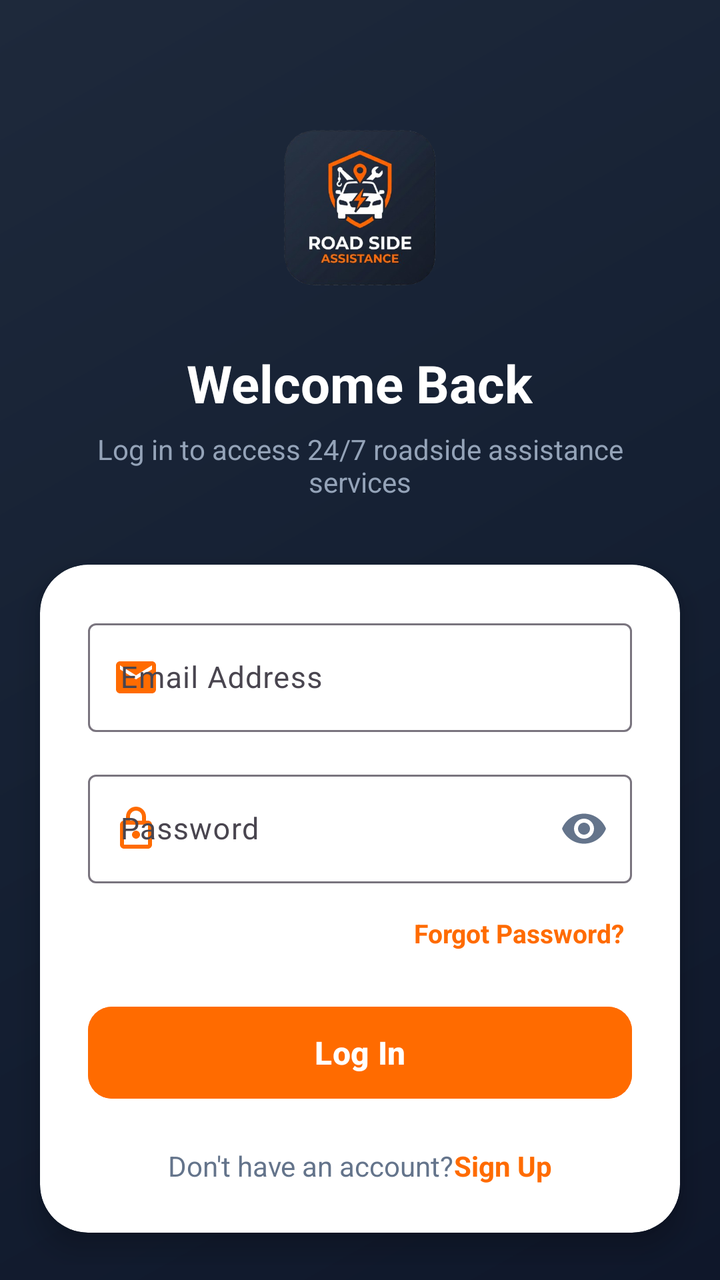
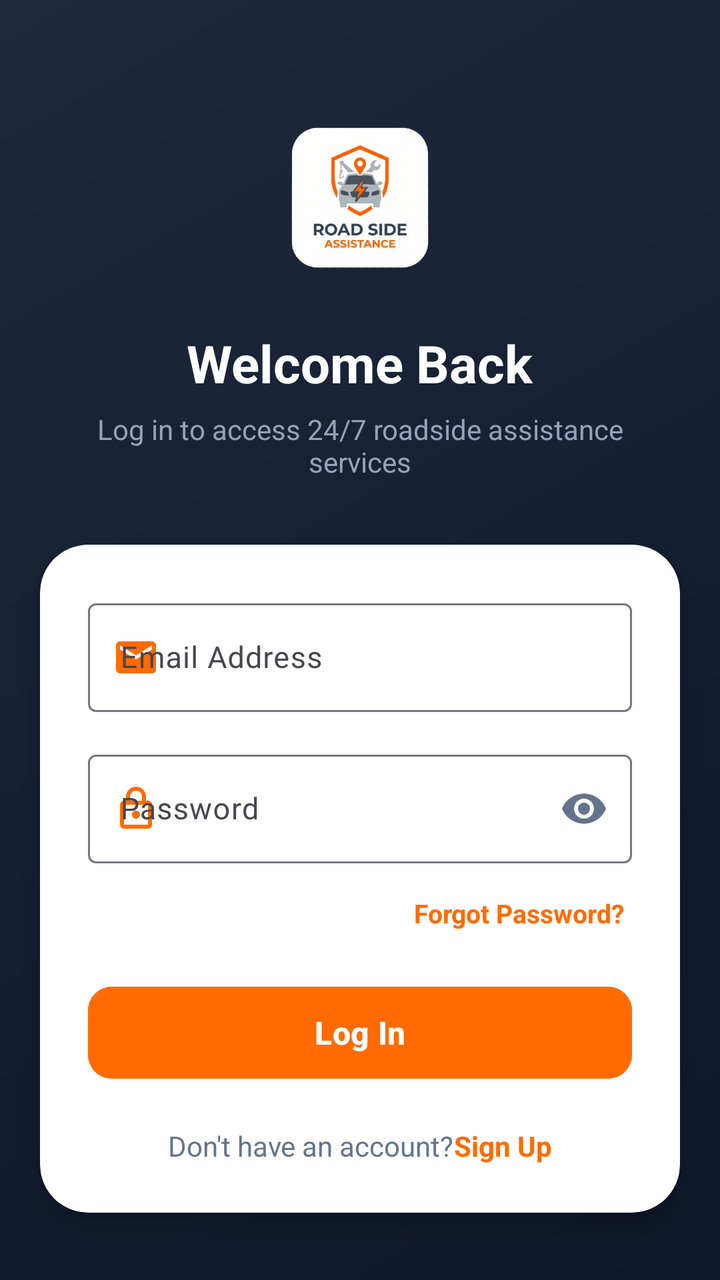

An Android layout rendered at two revisions. The XML below is the earlier revision; the diff shows what the commit changed to produce the second picture.
<!-- AndroidManifest.xml: application theme Theme.RoadSideAssistance -->
<!-- res/layout/activity_login.xml -->
<?xml version="1.0" encoding="utf-8"?>
<androidx.coordinatorlayout.widget.CoordinatorLayout xmlns:android="http://schemas.android.com/apk/res/android"
    xmlns:app="http://schemas.android.com/apk/res-auto"
    xmlns:tools="http://schemas.android.com/tools"
    android:id="@+id/main"
    android:layout_width="match_parent"
    android:layout_height="match_parent"
    android:background="@drawable/splash_bg_gradient"
    tools:context=".LoginActivity">

    <androidx.core.widget.NestedScrollView
        android:layout_width="match_parent"
        android:layout_height="match_parent"
        android:fillViewport="true">

        <LinearLayout
            android:layout_width="match_parent"
            android:layout_height="wrap_content"
            android:orientation="vertical"
            android:paddingBottom="32dp">

            
            <LinearLayout
                android:layout_width="match_parent"
                android:layout_height="wrap_content"
                android:gravity="center"
                android:orientation="vertical"
                android:paddingStart="24dp"
                android:paddingTop="48dp"
                android:paddingEnd="24dp"
                android:paddingBottom="24dp">

                <ImageView
                    android:id="@+id/imgLogo"
                    android:layout_width="110dp"
                    android:layout_height="110dp"
                    android:adjustViewBounds="true"
                    android:contentDescription="@string/app_name"
                    android:scaleType="fitCenter"
                    android:src="@drawable/logo" />

                <TextView
                    android:layout_width="wrap_content"
                    android:layout_height="wrap_content"
                    android:layout_marginTop="16dp"
                    android:text="@string/title_login"
                    android:textColor="@color/text_white"
                    android:textSize="26sp"
                    android:textStyle="bold" />

                <TextView
                    android:layout_width="wrap_content"
                    android:layout_height="wrap_content"
                    android:layout_marginTop="6dp"
                    android:gravity="center"
                    android:text="@string/subtitle_login"
                    android:textColor="@color/text_muted"
                    android:textSize="14sp" />

            </LinearLayout>

            
            <com.google.android.material.card.MaterialCardView
                android:layout_width="match_parent"
                android:layout_height="wrap_content"
                android:layout_marginStart="20dp"
                android:layout_marginTop="8dp"
                android:layout_marginEnd="20dp"
                android:layout_marginBottom="16dp"
                app:cardBackgroundColor="@color/card_bg"
                app:cardCornerRadius="24dp"
                app:cardElevation="8dp"
                app:strokeWidth="0dp">

                <LinearLayout
                    android:layout_width="match_parent"
                    android:layout_height="wrap_content"
                    android:orientation="vertical"
                    android:padding="24dp">

                    
                    <com.google.android.material.textfield.TextInputLayout
                        android:id="@+id/tilEmail"
                        style="@style/Widget.Material3.TextInputLayout.OutlinedBox"
                        android:layout_width="match_parent"
                        android:layout_height="wrap_content"
                        android:hint="@string/hint_email"
                        app:startIconDrawable="@drawable/ic_email"
                        app:startIconTint="@color/primary_orange">

                        <com.google.android.material.textfield.TextInputEditText
                            android:id="@+id/etEmail"
                            android:layout_width="match_parent"
                            android:layout_height="wrap_content"
                            android:inputType="textEmailAddress"
                            android:maxLines="1"
                            android:textSize="15sp" />

                    </com.google.android.material.textfield.TextInputLayout>

                    
                    <com.google.android.material.textfield.TextInputLayout
                        android:id="@+id/tilPassword"
                        style="@style/Widget.Material3.TextInputLayout.OutlinedBox"
                        android:layout_width="match_parent"
                        android:layout_height="wrap_content"
                        android:layout_marginTop="16dp"
                        android:hint="@string/hint_password"
                        app:endIconMode="password_toggle"
                        app:endIconTint="@color/icon_tint"
                        app:startIconDrawable="@drawable/ic_lock"
                        app:startIconTint="@color/primary_orange">

                        <com.google.android.material.textfield.TextInputEditText
                            android:id="@+id/etPassword"
                            android:layout_width="match_parent"
                            android:layout_height="wrap_content"
                            android:inputType="textPassword"
                            android:maxLines="1"
                            android:textSize="15sp" />

                    </com.google.android.material.textfield.TextInputLayout>

                    
                    <TextView
                        android:id="@+id/tvForgotPassword"
                        android:layout_width="wrap_content"
                        android:layout_height="wrap_content"
                        android:layout_gravity="end"
                        android:layout_marginTop="12dp"
                        android:padding="4dp"
                        android:text="@string/text_forgot_password"
                        android:textColor="@color/primary_orange"
                        android:textSize="13sp"
                        android:textStyle="bold" />

                    
                    <com.google.android.material.button.MaterialButton
                        android:id="@+id/btnLogin"
                        android:layout_width="match_parent"
                        android:layout_height="54dp"
                        android:layout_marginTop="20dp"
                        android:backgroundTint="@color/primary_orange"
                        android:text="@string/btn_login"
                        android:textColor="@color/text_white"
                        android:textSize="16sp"
                        android:textStyle="bold"
                        app:cornerRadius="12dp" />

                    
                    <ProgressBar
                        android:id="@+id/progressBar"
                        android:layout_width="wrap_content"
                        android:layout_height="wrap_content"
                        android:layout_gravity="center"
                        android:layout_marginTop="16dp"
                        android:indeterminateTint="@color/primary_orange"
                        android:visibility="gone" />

                    
                    <LinearLayout
                        android:layout_width="wrap_content"
                        android:layout_height="wrap_content"
                        android:layout_gravity="center"
                        android:layout_marginTop="20dp"
                        android:orientation="horizontal">

                        <TextView
                            android:layout_width="wrap_content"
                            android:layout_height="wrap_content"
                            android:text="@string/text_dont_have_account"
                            android:textColor="@color/text_secondary"
                            android:textSize="14sp" />

                        <TextView
                            android:id="@+id/tvSignUp"
                            android:layout_width="wrap_content"
                            android:layout_height="wrap_content"
                            android:text="@string/btn_signup"
                            android:textColor="@color/primary_orange"
                            android:textSize="14sp"
                            android:textStyle="bold" />

                    </LinearLayout>

                </LinearLayout>

            </com.google.android.material.card.MaterialCardView>

        </LinearLayout>

    </androidx.core.widget.NestedScrollView>

</androidx.coordinatorlayout.widget.CoordinatorLayout>
<!-- resources referenced by this layout -->
<resources>
  <color name="card_bg">#FFFFFF</color>
  <color name="icon_tint">#64748B</color>
  <color name="primary_orange">#FF6B00</color>
  <color name="text_muted">#94A3B8</color>
  <color name="text_secondary">#64748B</color>
  <color name="text_white">#FFFFFF</color>
  <!-- drawable ic_email (drawable) -->
  <vector xmlns:android="http://schemas.android.com/apk/res/android"
      android:width="24dp"
      android:height="24dp"
      android:viewportWidth="24"
      android:viewportHeight="24">
    <path
        android:fillColor="@color/icon_tint"
        android:pathData="M20,4H4c-1.1,0 -1.99,0.9 -1.99,2L2,18c0,1.1 0.9,2 2,2h16c1.1,0 2,-0.9 2,-2V6c0,-1.1 -0.9,-2 -2,-2zM20,8l-8,5 -8,-5V6l8,5 8,-5v2z"/>
  </vector>
  <!-- drawable ic_lock (drawable) -->
  <vector xmlns:android="http://schemas.android.com/apk/res/android"
      android:width="24dp"
      android:height="24dp"
      android:viewportWidth="24"
      android:viewportHeight="24">
    <path
        android:fillColor="@color/icon_tint"
        android:pathData="M18,8h-1V6c0,-2.76 -2.24,-5 -5,-5S7,3.24 7,6v2H6c-1.1,0 -2,0.9 -2,2v10c0,1.1 0.9,2 2,2h12c1.1,0 2,-0.9 2,-2V10c0,-1.1 -0.9,-2 -2,-2zM9,6c0,-1.66 1.34,-3 3,-3s3,1.34 3,3v2H9V6zM18,20H6V10h12v10zM12,13c-1.1,0 -2,0.9 -2,2s0.9,2 2,2 2,-0.9 2,-2 -0.9,-2 -2,-2z"/>
  </vector>
  <!-- drawable logo: png bitmap (drawable, 157854 bytes) -->
  <!-- drawable splash_bg_gradient (drawable) -->
  <?xml version="1.0" encoding="utf-8"?>
  <shape xmlns:android="http://schemas.android.com/apk/res/android"
      android:shape="rectangle">
      <gradient
          android:angle="135"
          android:startColor="@color/splash_bg_start"
          android:centerColor="#152033"
          android:endColor="@color/splash_bg_end"
          android:type="linear" />
  </shape>
  <string name="app_name">Roadside Assistance</string>
  <string name="btn_login">Log In</string>
  <string name="btn_signup">Sign Up</string>
  <string name="hint_email">Email Address</string>
  <string name="hint_password">Password</string>
  <string name="subtitle_login">Log in to access 24/7 roadside assistance services</string>
  <string name="text_dont_have_account">Don\'t have an account? </string>
  <string name="text_forgot_password">Forgot Password?</string>
  <string name="title_login">Welcome Back</string>
  <style name="Theme.RoadSideAssistance" parent="Base.Theme.RoadSideAssistance" />
  <color name="splash_bg_start">#0F172A</color>
  <color name="splash_bg_end">#1E293B</color>
  <style name="Base.Theme.RoadSideAssistance" parent="Theme.Material3.DayNight.NoActionBar">
          
          
      </style>
</resources>

<!-- the commit's change to res/layout/activity_login.xml (unified diff, before → after) -->
@@ -32,12 +32,12 @@
 
                 <ImageView
                     android:id="@+id/imgLogo"
-                    android:layout_width="110dp"
-                    android:layout_height="110dp"
+                    android:layout_width="100dp"
+                    android:layout_height="100dp"
                     android:adjustViewBounds="true"
                     android:contentDescription="@string/app_name"
                     android:scaleType="fitCenter"
-                    android:src="@drawable/logo" />
+                    android:src="@drawable/logo_new" />
 
                 <TextView
                     android:layout_width="wrap_content"
<!-- resource entries referenced after the edit -->
@@ -26,7 +26,7 @@
         android:fillColor="@color/icon_tint"
         android:pathData="M18,8h-1V6c0,-2.76 -2.24,-5 -5,-5S7,3.24 7,6v2H6c-1.1,0 -2,0.9 -2,2v10c0,1.1 0.9,2 2,2h12c1.1,0 2,-0.9 2,-2V10c0,-1.1 -0.9,-2 -2,-2zM9,6c0,-1.66 1.34,-3 3,-3s3,1.34 3,3v2H9V6zM18,20H6V10h12v10zM12,13c-1.1,0 -2,0.9 -2,2s0.9,2 2,2 2,-0.9 2,-2 -0.9,-2 -2,-2z"/>
   </vector>
-  <!-- drawable logo: png bitmap (drawable, 157854 bytes) -->
+  <!-- drawable logo_new: png bitmap (drawable, 132657 bytes) -->
   <!-- drawable splash_bg_gradient (drawable) -->
   <?xml version="1.0" encoding="utf-8"?>
   <shape xmlns:android="http://schemas.android.com/apk/res/android"
